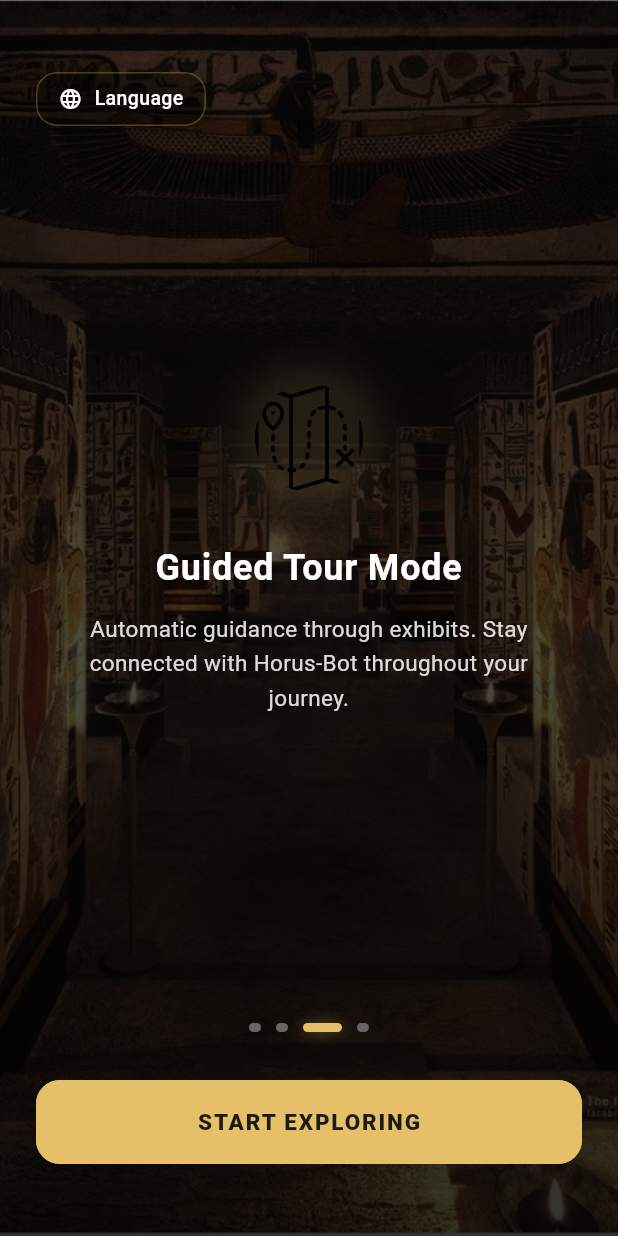
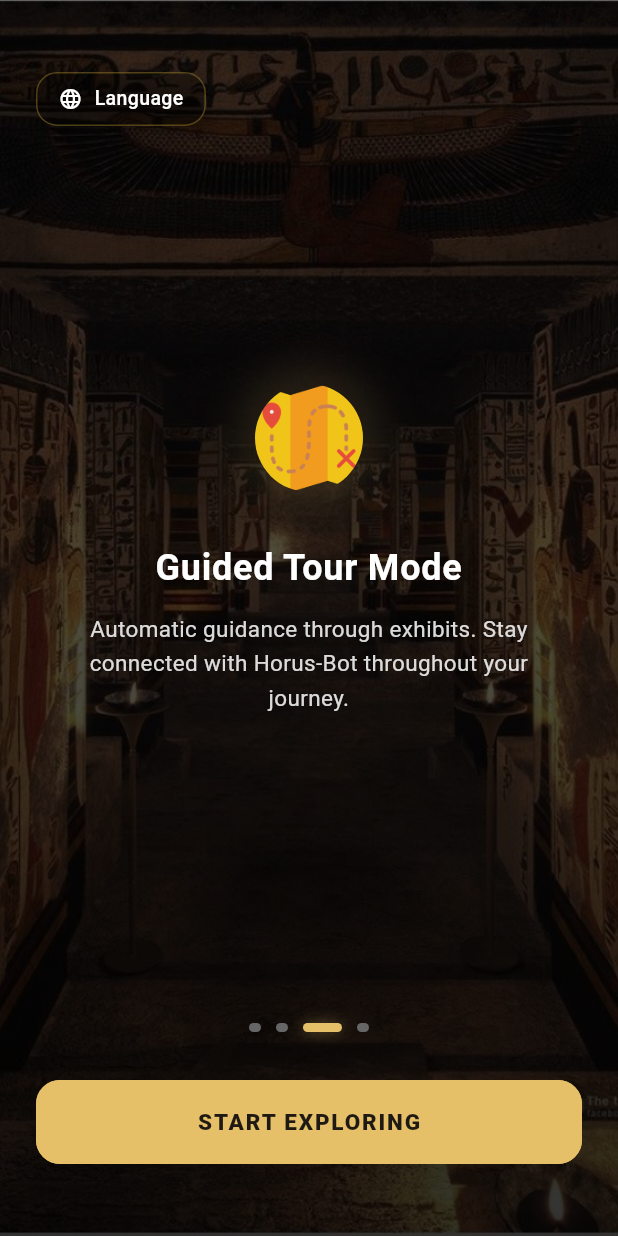
Before and after one commit to Farida-Waheed/museum_app, a Flutter app: the screen it shows after launch, swiped to page 3, on a phone screen of 412 x 824 dp. Run offline on Flutter 3.47's test engine with Material 3 defaults, Android fonts, the phone set to English and light mode, and no system bars; our stand-ins replace audioplayers, permission_handler, shared_preferences; missing offline and left inert: mobile_scanner; project files that could hold a hidden picture were left out.

Commit message:
Revert "Merge pull request #20 from Farida-Waheed/refine-onboarding-ui"
This reverts commit 8c275e8d07c41111a4d35ffd317ffbc1eeb13911, reversing
changes made to 4eb9e71b3164c02e3da8a0a096e5ed1526be77b8.

```diff
--- a/lib/screens/onboarding/onboarding_screen.dart
+++ b/lib/screens/onboarding/onboarding_screen.dart
@@ -101,7 +101,7 @@ class _OnboardingScreenState extends State<OnboardingScreen> with SingleTickerPr
         "title": l10n.onboarding3Title,
         "desc": l10n.onboarding3Desc,
         "image": "assets/images/Onboarding.jpg",
-        "iconPath": "assets/icons/maps.png",
+        "iconPath": "assets/icons/map.png",
       },
       {
         "title": l10n.onboarding4Title,
```
